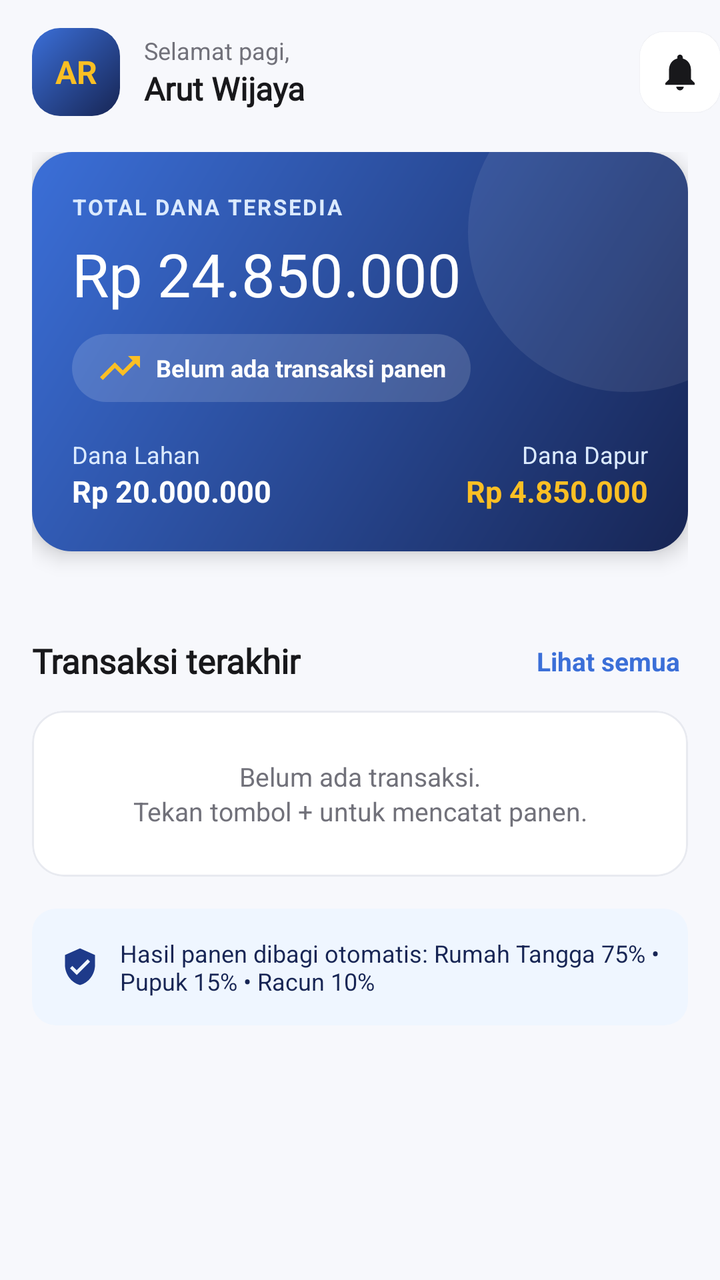
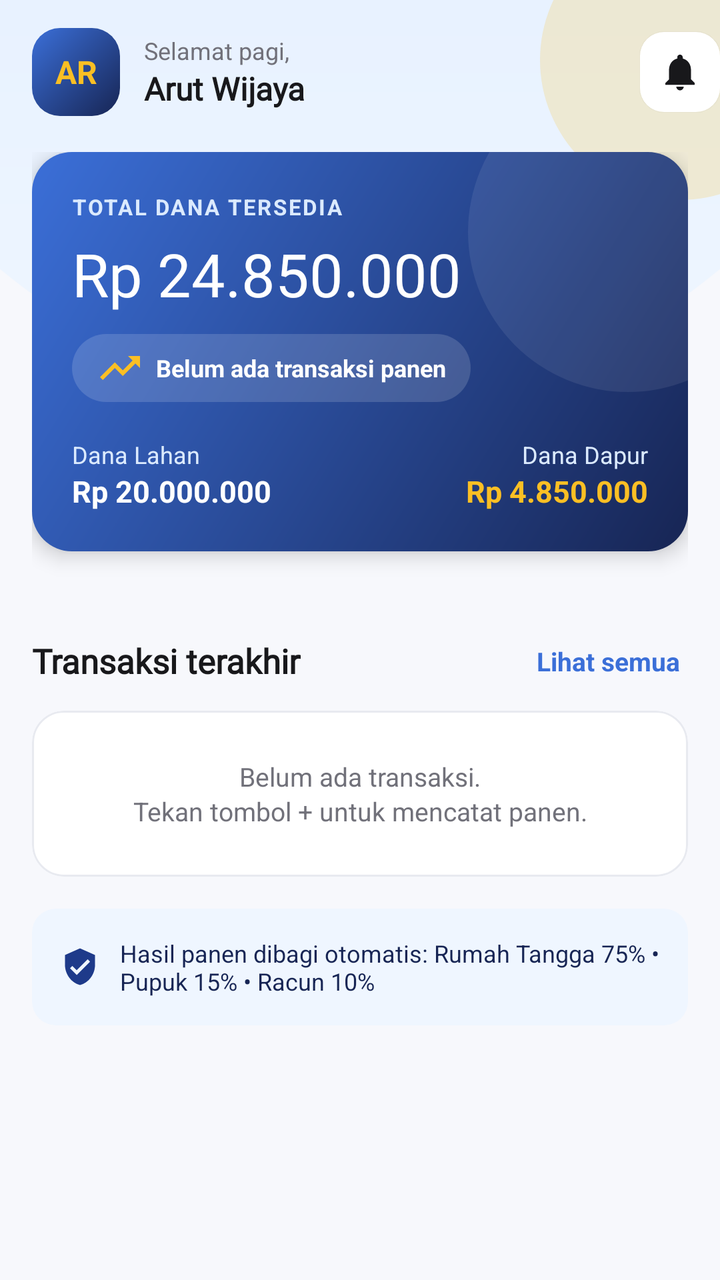

An Android layout rendered at two revisions. The XML below is the earlier revision; the diff shows what the commit changed to produce the second picture.
<!-- AndroidManifest.xml: application theme Theme.ALSpocky -->
<!-- res/layout/fragment_beranda.xml -->
<?xml version="1.0" encoding="utf-8"?>
<androidx.constraintlayout.widget.ConstraintLayout xmlns:android="http://schemas.android.com/apk/res/android"
    xmlns:app="http://schemas.android.com/apk/res-auto"
    android:layout_width="match_parent"
    android:layout_height="match_parent"
    android:background="@color/bg_page">

    
    <androidx.appcompat.widget.Toolbar
        android:id="@+id/toolbar"
        style="@style/Semawit.Toolbar"
        android:layout_width="0dp"
        android:layout_height="72dp"
        app:contentInsetStart="16dp"
        app:layout_constraintEnd_toEndOf="parent"
        app:layout_constraintStart_toStartOf="parent"
        app:layout_constraintTop_toTopOf="parent">

        <LinearLayout
            android:layout_width="match_parent"
            android:layout_height="match_parent"
            android:gravity="center_vertical"
            android:orientation="horizontal">

            <TextView
                android:id="@+id/tvInisial"
                android:layout_width="44dp"
                android:layout_height="44dp"
                android:background="@drawable/bg_avatar"
                android:gravity="center"
                android:text="AR"
                android:textColor="@color/accent_gold"
                android:textSize="16sp"
                android:textStyle="bold" />

            <LinearLayout
                android:layout_width="0dp"
                android:layout_height="wrap_content"
                android:layout_marginStart="12dp"
                android:layout_weight="1"
                android:orientation="vertical">

                <TextView
                    android:id="@+id/tvSapaan"
                    style="@style/Semawit.Text.Body"
                    android:layout_width="wrap_content"
                    android:layout_height="wrap_content"
                    android:text="Selamat pagi,"
                    android:textSize="12sp" />

                <TextView
                    android:id="@+id/tvNamaUser"
                    style="@style/Semawit.Text.Title"
                    android:layout_width="wrap_content"
                    android:layout_height="wrap_content"
                    android:fontFamily="@font/montserrat_bold"
                    android:text="Arut Wijaya"
                    android:textSize="16sp" />
            </LinearLayout>

            <ImageView
                android:id="@+id/ivNotif"
                android:layout_width="40dp"
                android:layout_height="40dp"
                android:background="@drawable/bg_icon_button"
                android:clickable="true"
                android:contentDescription="Notifikasi"
                android:elevation="1dp"
                android:focusable="true"
                android:padding="9dp"
                android:src="@drawable/ic_bell"
                app:tint="@color/neutral_900" />
        </LinearLayout>
    </androidx.appcompat.widget.Toolbar>

    <androidx.core.widget.NestedScrollView
        android:layout_width="0dp"
        android:layout_height="0dp"
        android:clipToPadding="false"
        app:layout_constraintBottom_toBottomOf="parent"
        app:layout_constraintEnd_toEndOf="parent"
        app:layout_constraintStart_toStartOf="parent"
        app:layout_constraintTop_toBottomOf="@id/toolbar">

        <LinearLayout
            android:layout_width="match_parent"
            android:layout_height="wrap_content"
            android:orientation="vertical"
            android:paddingHorizontal="16dp"
            android:paddingTop="4dp"
            android:paddingBottom="40dp">

            
            <LinearLayout
                android:layout_width="match_parent"
                android:layout_height="wrap_content"
                android:background="@drawable/bg_hero_card"
                android:elevation="6dp"
                android:orientation="vertical"
                android:padding="20dp">

                <TextView
                    style="@style/Semawit.Text.Label"
                    android:layout_width="wrap_content"
                    android:layout_height="wrap_content"
                    android:text="Total dana tersedia"
                    android:textColor="@color/primary_100" />

                <TextView
                    android:layout_width="wrap_content"
                    android:layout_height="wrap_content"
                    android:layout_marginTop="6dp"
                    android:fontFamily="@font/montserrat_bold"
                    android:text="Rp 24.850.000"
                    android:textColor="@color/neutral_0"
                    android:textSize="30sp" />

                <TextView
                    android:id="@+id/tvJumlahTransaksi"
                    android:layout_width="wrap_content"
                    android:layout_height="wrap_content"
                    android:layout_marginTop="10dp"
                    android:background="@drawable/bg_pill_glass"
                    android:drawableStart="@drawable/ic_trending_up"
                    android:drawablePadding="6dp"
                    android:drawableTint="@color/accent_gold"
                    android:gravity="center_vertical"
                    android:paddingHorizontal="12dp"
                    android:paddingVertical="5dp"
                    android:text="Belum ada transaksi panen"
                    android:textColor="@color/neutral_0"
                    android:textSize="12sp"
                    android:textStyle="bold" />

                <LinearLayout
                    android:layout_width="match_parent"
                    android:layout_height="wrap_content"
                    android:layout_marginTop="18dp"
                    android:orientation="horizontal">

                    <LinearLayout
                        android:layout_width="0dp"
                        android:layout_height="wrap_content"
                        android:layout_weight="1"
                        android:orientation="vertical">

                        <TextView
                            android:layout_width="wrap_content"
                            android:layout_height="wrap_content"
                            android:text="Dana Lahan"
                            android:textColor="@color/primary_100"
                            android:textSize="12sp" />

                        <TextView
                            android:layout_width="wrap_content"
                            android:layout_height="wrap_content"
                            android:text="Rp 20.000.000"
                            android:textColor="@color/neutral_0"
                            android:textSize="15sp"
                            android:textStyle="bold" />
                    </LinearLayout>

                    <LinearLayout
                        android:layout_width="wrap_content"
                        android:layout_height="wrap_content"
                        android:gravity="end"
                        android:orientation="vertical">

                        <TextView
                            android:layout_width="wrap_content"
                            android:layout_height="wrap_content"
                            android:text="Dana Dapur"
                            android:textColor="@color/primary_100"
                            android:textSize="12sp" />

                        <TextView
                            android:layout_width="wrap_content"
                            android:layout_height="wrap_content"
                            android:text="Rp 4.850.000"
                            android:textColor="@color/accent_gold"
                            android:textSize="15sp"
                            android:textStyle="bold" />
                    </LinearLayout>
                </LinearLayout>
            </LinearLayout>





























            
            <androidx.recyclerview.widget.RecyclerView
                android:id="@+id/rvMenu"
                android:layout_width="match_parent"
                android:layout_height="wrap_content"
                android:layout_marginHorizontal="-6dp"
                android:layout_marginTop="14dp"
                android:nestedScrollingEnabled="false"
                android:overScrollMode="never" />
            
            <LinearLayout
                android:layout_width="match_parent"
                android:layout_height="wrap_content"
                android:layout_marginTop="28dp"
                android:gravity="center_vertical"
                android:orientation="horizontal">

                <TextView
                    style="@style/Semawit.Text.Title"
                    android:layout_width="0dp"
                    android:layout_height="wrap_content"
                    android:layout_weight="1"
                    android:fontFamily="@font/montserrat_bold"
                    android:text="Transaksi terakhir"
                    android:textSize="17sp" />

                <TextView
                    android:id="@+id/tvLihatSemua"
                    android:layout_width="wrap_content"
                    android:layout_height="wrap_content"
                    android:padding="4dp"
                    android:text="Lihat semua"
                    android:textColor="@color/primary_400"
                    android:textSize="13sp"
                    android:textStyle="bold" />
            </LinearLayout>

            <com.google.android.material.card.MaterialCardView
                style="@style/Semawit.Card"
                android:layout_width="match_parent"
                android:layout_height="wrap_content"
                android:layout_marginTop="12dp">

                <LinearLayout
                    android:layout_width="match_parent"
                    android:layout_height="wrap_content"
                    android:orientation="vertical">

                    
                    <TextView
                        android:id="@+id/tvIsiRiwayat"
                        style="@style/Semawit.Text.Body"
                        android:layout_width="match_parent"
                        android:layout_height="wrap_content"
                        android:gravity="center"
                        android:padding="24dp"
                        android:text="Belum ada transaksi.\nTekan tombol + untuk mencatat panen." />

                    
                    <LinearLayout
                        android:id="@+id/layoutTerakhir"
                        android:layout_width="match_parent"
                        android:layout_height="wrap_content"
                        android:gravity="center_vertical"
                        android:orientation="horizontal"
                        android:padding="16dp"
                        android:visibility="gone">

                        <ImageView
                            android:layout_width="48dp"
                            android:layout_height="48dp"
                            android:background="@drawable/bg_icon_tile"
                            android:padding="12dp"
                            android:src="@drawable/ic_nav_panen"
                            app:tint="@color/primary_500" />

                        <LinearLayout
                            android:layout_width="0dp"
                            android:layout_height="wrap_content"
                            android:layout_marginStart="12dp"
                            android:layout_weight="1"
                            android:orientation="vertical">

                            <TextView
                                android:id="@+id/tvJudulTerakhir"
                                style="@style/Semawit.Text.Title"
                                android:layout_width="wrap_content"
                                android:layout_height="wrap_content"
                                android:text="Panen 0 Kg" />

                            <TextView
                                android:id="@+id/tvTanggalTerakhir"
                                style="@style/Semawit.Text.Body"
                                android:layout_width="wrap_content"
                                android:layout_height="wrap_content"
                                android:text="-"
                                android:textSize="12sp" />
                        </LinearLayout>

                        <LinearLayout
                            android:layout_width="wrap_content"
                            android:layout_height="wrap_content"
                            android:gravity="end"
                            android:orientation="vertical">

                            <TextView
                                style="@style/Semawit.Badge"
                                android:layout_width="wrap_content"
                                android:layout_height="wrap_content"
                                android:text="Terbaru" />

                            <TextView
                                android:id="@+id/tvNominalTerakhir"
                                android:layout_width="wrap_content"
                                android:layout_height="wrap_content"
                                android:layout_marginTop="6dp"
                                android:text="Rp 0"
                                android:textColor="@color/primary_500"
                                android:textSize="14sp"
                                android:textStyle="bold" />
                        </LinearLayout>
                    </LinearLayout>
                </LinearLayout>
            </com.google.android.material.card.MaterialCardView>

            
            <LinearLayout
                android:layout_width="match_parent"
                android:layout_height="wrap_content"
                android:layout_marginTop="16dp"
                android:background="@drawable/bg_icon_tile"
                android:gravity="center_vertical"
                android:orientation="horizontal"
                android:padding="14dp">

                <ImageView
                    android:layout_width="20dp"
                    android:layout_height="20dp"
                    android:src="@drawable/ic_shield"
                    app:tint="@color/primary_500" />

                <TextView
                    android:layout_width="0dp"
                    android:layout_height="wrap_content"
                    android:layout_marginStart="10dp"
                    android:layout_weight="1"
                    android:text="Hasil panen dibagi otomatis: Rumah Tangga 75% • Pupuk 15% • Racun 10%"
                    android:textColor="@color/primary_800"
                    android:textSize="12sp" />
            </LinearLayout>
        </LinearLayout>
    </androidx.core.widget.NestedScrollView>

</androidx.constraintlayout.widget.ConstraintLayout>
<!-- resources referenced by this layout -->
<resources>
  <color name="accent_gold">#FBBF24</color>
  <color name="bg_page">#F7F8FC</color>
  <color name="neutral_0">#FFFFFF</color>
  <color name="neutral_900">#18181B</color>
  <color name="primary_100">#DBEAFE</color>
  <color name="primary_400">#3B6FD8</color>
  <color name="primary_500">#1E3A8A</color>
  <color name="primary_800">#172554</color>
  <!-- drawable bg_icon_button (drawable) -->
  <?xml version="1.0" encoding="utf-8"?>
  <shape xmlns:android="http://schemas.android.com/apk/res/android"
      android:shape="rectangle">
      <solid android:color="@color/neutral_0" />
      <corners android:radius="12dp" />
  </shape>
  <!-- drawable bg_icon_tile (drawable) -->
  <?xml version="1.0" encoding="utf-8"?>
  <shape xmlns:android="http://schemas.android.com/apk/res/android"
      android:shape="rectangle">
      <solid android:color="@color/primary_50" />
      <corners android:radius="12dp" />
  </shape>
  <!-- drawable bg_pill_glass (drawable) -->
  <?xml version="1.0" encoding="utf-8"?>
  <shape xmlns:android="http://schemas.android.com/apk/res/android"
      android:shape="rectangle">
      <solid android:color="#26FFFFFF" />
      <corners android:radius="100dp" />
  </shape>
  <style name="Semawit.Card" parent="Widget.Material3.CardView.Elevated">
          <item name="cardBackgroundColor">@color/neutral_0</item>
          <item name="cardCornerRadius">16dp</item>
          <item name="cardElevation">0dp</item>
          <item name="strokeColor">@color/neutral_200</item>
          <item name="strokeWidth">1dp</item>
      </style>
  <style name="Semawit.Text.Body" parent="">
          <item name="android:textSize">13sp</item>
          <item name="android:textColor">@color/neutral_500</item>
          <item name="android:lineSpacingExtra">2dp</item>
      </style>
  <style name="Semawit.Text.Label" parent="">
          <item name="android:textSize">11sp</item>
          <item name="android:textStyle">bold</item>
          <item name="android:letterSpacing">0.08</item>
          <item name="android:textAllCaps">true</item>
          <item name="android:textColor">@color/neutral_500</item>
      </style>
  <style name="Semawit.Text.Title" parent="">
          <item name="android:textSize">15sp</item>
          <item name="android:textStyle">bold</item>
          <item name="android:textColor">@color/neutral_900</item>
      </style>
  <style name="Theme.ALSpocky" parent="Base.Theme.ALSpocky" />
  <color name="primary_50">#EFF6FF</color>
  <!-- drawable bg_pill_gold (drawable) -->
  <?xml version="1.0" encoding="utf-8"?>
  <shape xmlns:android="http://schemas.android.com/apk/res/android"
      android:shape="rectangle">
      <solid android:color="@color/accent_gold_light" />
      <corners android:radius="100dp" />
  </shape>
  <color name="accent_gold_dark">#B45309</color>
  <color name="neutral_200">#E8EAF0</color>
  <color name="neutral_500">#71717A</color>
  <color name="accent_gold_light">#FEF3C7</color>
  <!-- unchanged entries left out for length: 10 -->
</resources>

<!-- the commit's change to res/layout/fragment_beranda.xml (unified diff, before → after) -->
@@ -3,12 +3,13 @@
     xmlns:app="http://schemas.android.com/apk/res-auto"
     android:layout_width="match_parent"
     android:layout_height="match_parent"
-    android:background="@color/bg_page">
+    android:background="@drawable/bg_beranda"> 
 
     
     <androidx.appcompat.widget.Toolbar
         android:id="@+id/toolbar"
         style="@style/Semawit.Toolbar"
+        android:background="@android:color/transparent"
         android:layout_width="0dp"
         android:layout_height="72dp"
         app:contentInsetStart="16dp"
<!-- resource entries referenced after the edit -->
@@ -8,6 +8,43 @@
   <color name="primary_400">#3B6FD8</color>
   <color name="primary_500">#1E3A8A</color>
   <color name="primary_800">#172554</color>
+  <!-- drawable bg_beranda (drawable) -->
+  <?xml version="1.0" encoding="utf-8"?>
+  <layer-list xmlns:android="http://schemas.android.com/apk/res/android">
+  
+      
+      <item>
+          <shape android:shape="rectangle">
+              <solid android:color="@color/bg_page" />
+          </shape>
+      </item>
+  
+      
+      <item
+          android:width="560dp"
+          android:height="560dp"
+          android:gravity="top|center_horizontal"
+          android:top="-360dp">
+          <shape android:shape="oval">
+              <gradient
+                  android:angle="270"
+                  android:endColor="@color/primary_50"
+                  android:startColor="@color/primary_100" />
+          </shape>
+      </item>
+  
+      
+      <item
+          android:width="140dp"
+          android:height="140dp"
+          android:gravity="top|end"
+          android:right="-50dp"
+          android:top="-40dp">
+          <shape android:shape="oval">
+              <solid android:color="#33FBBF24" />
+          </shape>
+      </item>
+  </layer-list>
   <!-- drawable bg_icon_button (drawable) -->
   <?xml version="1.0" encoding="utf-8"?>
   <shape xmlns:android="http://schemas.android.com/apk/res/android"
